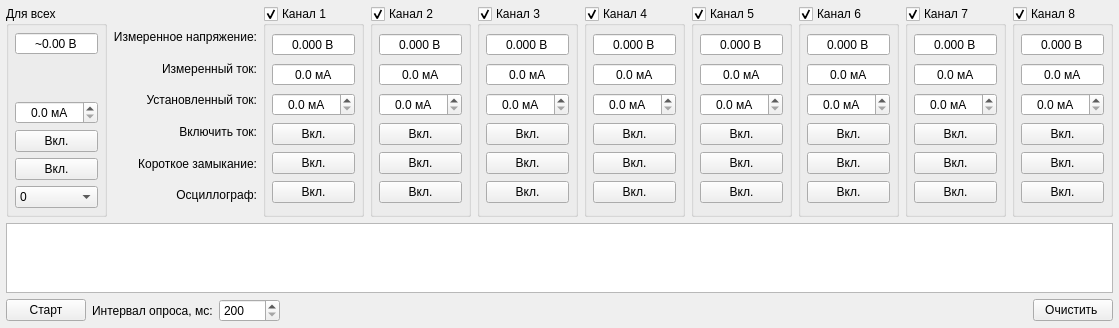
Old version of the form measurements.ui in the repository XRay3D/MAN2_GUI.
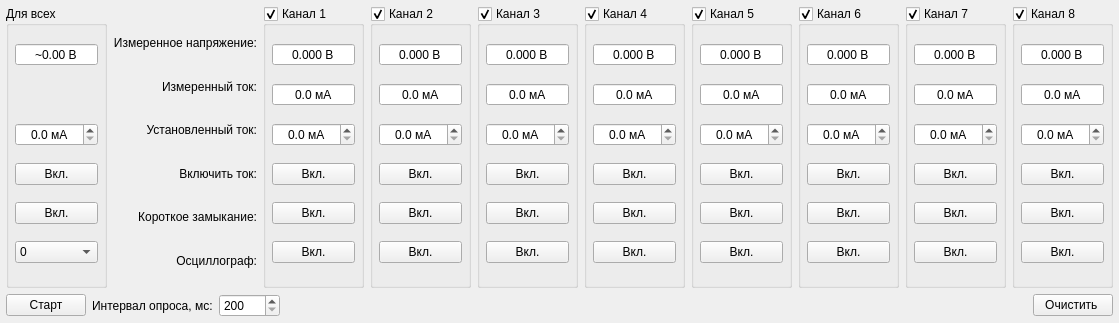
New version of the form. Custom widgets are drawn as their Qt base class.

The edit to the form file:
```diff
--- a/measurements.ui
+++ b/measurements.ui
@@ -26,508 +26,7 @@
    <property name="bottomMargin">
     <number>6</number>
    </property>
-   <item row="0" column="7">
-    <widget class="QGroupBox" name="gbChannel_5">
-     <property name="title">
-      <string>Канал 5</string>
-     </property>
-     <property name="checkable">
-      <bool>true</bool>
-     </property>
-     <layout class="QVBoxLayout" name="verticalLayout_6">
-      <property name="leftMargin">
-       <number>6</number>
-      </property>
-      <property name="topMargin">
-       <number>6</number>
-      </property>
-      <property name="rightMargin">
-       <number>6</number>
-      </property>
-      <property name="bottomMargin">
-       <number>6</number>
-      </property>
-      <item>
-       <widget class="QDoubleSpinBox" name="dsbVoltage_5">
-        <property name="alignment">
-         <set>Qt::AlignCenter</set>
-        </property>
-        <property name="readOnly">
-         <bool>true</bool>
-        </property>
-        <property name="buttonSymbols">
-         <enum>QAbstractSpinBox::NoButtons</enum>
-        </property>
-        <property name="suffix">
-         <string> В</string>
-        </property>
-        <property name="decimals">
-         <number>3</number>
-        </property>
-        <property name="minimum">
-         <double>-99.000000000000000</double>
-        </property>
-        <property name="maximum">
-         <double>99.000000000000000</double>
-        </property>
-       </widget>
-      </item>
-      <item>
-       <widget class="QDoubleSpinBox" name="dsbCurrent_5">
-        <property name="alignment">
-         <set>Qt::AlignCenter</set>
-        </property>
-        <property name="readOnly">
-         <bool>true</bool>
-        </property>
-        <property name="buttonSymbols">
-         <enum>QAbstractSpinBox::NoButtons</enum>
-        </property>
-        <property name="suffix">
-         <string> мA</string>
-        </property>
-        <property name="decimals">
-         <number>1</number>
-        </property>
-        <property name="maximum">
-         <double>4000.000000000000000</double>
-        </property>
-        <property name="singleStep">
-         <double>1.000000000000000</double>
-        </property>
-       </widget>
-      </item>
-      <item>
-       <widget class="QDoubleSpinBox" name="dsbSetCurrent_5">
-        <property name="alignment">
-         <set>Qt::AlignCenter</set>
-        </property>
-        <property name="suffix">
-         <string> мA</string>
-        </property>
-        <property name="decimals">
-         <number>1</number>
-        </property>
-        <property name="maximum">
-         <double>4000.000000000000000</double>
-        </property>
-        <property name="singleStep">
-         <double>1.000000000000000</double>
-        </property>
-       </widget>
-      </item>
-      <item>
-       <widget class="QPushButton" name="pbCurrent_5">
-        <property name="text">
-         <string>Вкл.</string>
-        </property>
-        <property name="checkable">
-         <bool>true</bool>
-        </property>
-       </widget>
-      </item>
-      <item>
-       <widget class="QPushButton" name="pbShort_5">
-        <property name="text">
-         <string>Вкл.</string>
-        </property>
-        <property name="checkable">
-         <bool>true</bool>
-        </property>
-       </widget>
-      </item>
-      <item>
-       <widget class="QPushButton" name="pbOsc_5">
-        <property name="text">
-         <string>Вкл.</string>
-        </property>
-        <property name="checkable">
-         <bool>true</bool>
-        </property>
-       </widget>
-      </item>
-     </layout>
-    </widget>
-   </item>
-   <item row="0" column="4">
-    <widget class="QGroupBox" name="gbChannel_2">
-     <property name="title">
-      <string>Канал 2</string>
-     </property>
-     <property name="checkable">
-      <bool>true</bool>
-     </property>
-     <layout class="QVBoxLayout" name="verticalLayout_3">
-      <property name="leftMargin">
-       <number>6</number>
-      </property>
-      <property name="topMargin">
-       <number>6</number>
-      </property>
-      <property name="rightMargin">
-       <number>6</number>
-      </property>
-      <property name="bottomMargin">
-       <number>6</number>
-      </property>
-      <item>
-       <widget class="QDoubleSpinBox" name="dsbVoltage_2">
-        <property name="alignment">
-         <set>Qt::AlignCenter</set>
-        </property>
-        <property name="readOnly">
-         <bool>true</bool>
-        </property>
-        <property name="buttonSymbols">
-         <enum>QAbstractSpinBox::NoButtons</enum>
-        </property>
-        <property name="suffix">
-         <string> В</string>
-        </property>
-        <property name="decimals">
-         <number>3</number>
-        </property>
-        <property name="minimum">
-         <double>-99.000000000000000</double>
-        </property>
-        <property name="maximum">
-         <double>99.000000000000000</double>
-        </property>
-       </widget>
-      </item>
-      <item>
-       <widget class="QDoubleSpinBox" name="dsbCurrent_2">
-        <property name="alignment">
-         <set>Qt::AlignCenter</set>
-        </property>
-        <property name="readOnly">
-         <bool>true</bool>
-        </property>
-        <property name="buttonSymbols">
-         <enum>QAbstractSpinBox::NoButtons</enum>
-        </property>
-        <property name="suffix">
-         <string> мA</string>
-        </property>
-        <property name="decimals">
-         <number>1</number>
-        </property>
-        <property name="maximum">
-         <double>4000.000000000000000</double>
-        </property>
-        <property name="singleStep">
-         <double>1.000000000000000</double>
-        </property>
-       </widget>
-      </item>
-      <item>
-       <widget class="QDoubleSpinBox" name="dsbSetCurrent_2">
-        <property name="alignment">
-         <set>Qt::AlignCenter</set>
-        </property>
-        <property name="suffix">
-         <string> мA</string>
-        </property>
-        <property name="decimals">
-         <number>1</number>
-        </property>
-        <property name="maximum">
-         <double>4000.000000000000000</double>
-        </property>
-        <property name="singleStep">
-         <double>1.000000000000000</double>
-        </property>
-       </widget>
-      </item>
-      <item>
-       <widget class="QPushButton" name="pbCurrent_2">
-        <property name="text">
-         <string>Вкл.</string>
-        </property>
-        <property name="checkable">
-         <bool>true</bool>
-        </property>
-       </widget>
-      </item>
-      <item>
-       <widget class="QPushButton" name="pbShort_2">
-        <property name="text">
-         <string>Вкл.</string>
-        </property>
-        <property name="checkable">
-         <bool>true</bool>
-        </property>
-       </widget>
-      </item>
-      <item>
-       <widget class="QPushButton" name="pbOsc_2">
-        <property name="text">
-         <string>Вкл.</string>
-        </property>
-        <property name="checkable">
-         <bool>true</bool>
-        </property>
-       </widget>
-      </item>
-     </layout>
-     <zorder>dsbCurrent_2</zorder>
-     <zorder>pbShort_2</zorder>
-     <zorder>pbCurrent_2</zorder>
-     <zorder>pbOsc_2</zorder>
-     <zorder>dsbVoltage_2</zorder>
-     <zorder>dsbSetCurrent_2</zorder>
-    </widget>
-   </item>
-   <item row="0" column="3">
-    <widget class="QGroupBox" name="gbChannel_1">
-     <property name="title">
-      <string>Канал 1</string>
-     </property>
-     <property name="checkable">
-      <bool>true</bool>
-     </property>
-     <layout class="QVBoxLayout" name="verticalLayout_2">
-      <property name="leftMargin">
-       <number>6</number>
-      </property>
-      <property name="topMargin">
-       <number>6</number>
-      </property>
-      <property name="rightMargin">
-       <number>6</number>
-      </property>
-      <property name="bottomMargin">
-       <number>6</number>
-      </property>
-      <item>
-       <widget class="QDoubleSpinBox" name="dsbVoltage_1">
-        <property name="alignment">
-         <set>Qt::AlignCenter</set>
-        </property>
-        <property name="readOnly">
-         <bool>true</bool>
-        </property>
-        <property name="buttonSymbols">
-         <enum>QAbstractSpinBox::NoButtons</enum>
-        </property>
-        <property name="suffix">
-         <string> В</string>
-        </property>
-        <property name="decimals">
-         <number>3</number>
-        </property>
-        <property name="minimum">
-         <double>-99.000000000000000</double>
-        </property>
-        <property name="maximum">
-         <double>99.000000000000000</double>
-        </property>
-       </widget>
-      </item>
-      <item>
-       <widget class="QDoubleSpinBox" name="dsbCurrent_1">
-        <property name="alignment">
-         <set>Qt::AlignCenter</set>
-        </property>
-        <property name="readOnly">
-         <bool>true</bool>
-        </property>
-        <property name="buttonSymbols">
-         <enum>QAbstractSpinBox::NoButtons</enum>
-        </property>
-        <property name="suffix">
-         <string> мA</string>
-        </property>
-        <property name="decimals">
-         <number>1</number>
-        </property>
-        <property name="maximum">
-         <double>4000.000000000000000</double>
-        </property>
-        <property name="singleStep">
-         <double>1.000000000000000</double>
-        </property>
-       </widget>
-      </item>
-      <item>
-       <widget class="QDoubleSpinBox" name="dsbSetCurrent_1">
-        <property name="alignment">
-         <set>Qt::AlignCenter</set>
-        </property>
-        <property name="suffix">
-         <string> мA</string>
-        </property>
-        <property name="decimals">
-         <number>1</number>
-        </property>
-        <property name="maximum">
-         <double>4000.000000000000000</double>
-        </property>
-        <property name="singleStep">
-         <double>1.000000000000000</double>
-        </property>
-       </widget>
-      </item>
-      <item>
-       <widget class="QPushButton" name="pbCurrent_1">
-        <property name="text">
-         <string>Вкл.</string>
-        </property>
-        <property name="checkable">
-         <bool>true</bool>
-        </property>
-       </widget>
-      </item>
-      <item>
-       <widget class="QPushButton" name="pbShort_1">
-        <property name="text">
-         <string>Вкл.</string>
-        </property>
-        <property name="checkable">
-         <bool>true</bool>
-        </property>
-       </widget>
-      </item>
-      <item>
-       <widget class="QPushButton" name="pbOsc_1">
-        <property name="text">
-         <string>Вкл.</string>
-        </property>
-        <property name="checkable">
-         <bool>true</bool>
-        </property>
-       </widget>
-      </item>
-     </layout>
-    </widget>
-   </item>
-   <item row="0" column="9">
-    <widget class="QGroupBox" name="gbChannel_7">
-     <property name="title">
-      <string>Канал 7</string>
-     </property>
-     <property name="checkable">
-      <bool>true</bool>
-     </property>
-     <layout class="QVBoxLayout" name="verticalLayout_8">
-      <property name="leftMargin">
-       <number>6</number>
-      </property>
-      <property name="topMargin">
-       <number>6</number>
-      </property>
-      <property name="rightMargin">
-       <number>6</number>
-      </property>
-      <property name="bottomMargin">
-       <number>6</number>
-      </property>
-      <item>
-       <widget class="QDoubleSpinBox" name="dsbVoltage_7">
-        <property name="alignment">
-         <set>Qt::AlignCenter</set>
-        </property>
-        <property name="readOnly">
-         <bool>true</bool>
-        </property>
-        <property name="buttonSymbols">
-         <enum>QAbstractSpinBox::NoButtons</enum>
-        </property>
-        <property name="suffix">
-         <string> В</string>
-        </property>
-        <property name="decimals">
-         <number>3</number>
-        </property>
-        <property name="minimum">
-         <double>-99.000000000000000</double>
-        </property>
-        <property name="maximum">
-         <double>99.000000000000000</double>
-        </property>
-       </widget>
-      </item>
-      <item>
-       <widget class="QDoubleSpinBox" name="dsbCurrent_7">
-        <property name="alignment">
-         <set>Qt::AlignCenter</set>
-        </property>
-        <property name="readOnly">
-         <bool>true</bool>
-        </property>
-        <property name="buttonSymbols">
-         <enum>QAbstractSpinBox::NoButtons</enum>
-        </property>
-        <property name="suffix">
-         <string> мA</string>
-        </property>
-        <property name="decimals">
-         <number>1</number>
-        </property>
-        <property name="maximum">
-         <double>4000.000000000000000</double>
-        </property>
-        <property name="singleStep">
-         <double>1.000000000000000</double>
-        </property>
-       </widget>
-      </item>
-      <item>
-       <widget class="QDoubleSpinBox" name="dsbSetCurrent_7">
-        <property name="alignment">
-         <set>Qt::AlignCenter</set>
-        </property>
-        <property name="suffix">
-         <string> мA</string>
-        </property>
-        <property name="decimals">
-         <number>1</number>
-        </property>
-        <property name="maximum">
-         <double>4000.000000000000000</double>
-        </property>
-        <property name="singleStep">
-         <double>1.000000000000000</double>
-        </property>
-       </widget>
-      </item>
-      <item>
-       <widget class="QPushButton" name="pbCurrent_7">
-        <property name="text">
-         <string>Вкл.</string>
-        </property>
-        <property name="checkable">
-         <bool>true</bool>
-        </property>
-       </widget>
-      </item>
-      <item>
-       <widget class="QPushButton" name="pbShort_7">
-        <property name="text">
-         <string>Вкл.</string>
-        </property>
-        <property name="checkable">
-         <bool>true</bool>
-        </property>
-       </widget>
-      </item>
-      <item>
-       <widget class="QPushButton" name="pbOsc_7">
-        <property name="text">
-         <string>Вкл.</string>
-        </property>
-        <property name="checkable">
-         <bool>true</bool>
-        </property>
-       </widget>
-      </item>
-     </layout>
-    </widget>
-   </item>
-   <item row="1" column="0" colspan="11">
-    <widget class="QChartView" name="graphicsView"/>
-   </item>
-   <item row="0" column="2">
+   <item row="0" column="1">
     <layout class="QVBoxLayout" name="verticalLayout_10">
      <property name="leftMargin">
       <number>0</number>
@@ -600,61 +99,7 @@
      </item>
     </layout>
    </item>
-   <item row="2" column="0" colspan="11">
-    <layout class="QHBoxLayout" name="horizontalLayout">
-     <item>
-      <widget class="QPushButton" name="pbStart">
-       <property name="text">
-        <string>Старт</string>
-       </property>
-       <property name="checkable">
-        <bool>true</bool>
-       </property>
-      </widget>
-     </item>
-     <item>
-      <widget class="QLabel" name="label">
-       <property name="text">
-        <string>Интервал опроса, мс:</string>
-       </property>
-      </widget>
-     </item>
-     <item>
-      <widget class="QSpinBox" name="sbTimeout">
-       <property name="minimum">
-        <number>200</number>
-       </property>
-       <property name="maximum">
-        <number>10000</number>
-       </property>
-       <property name="singleStep">
-        <number>10</number>
-       </property>
-      </widget>
-     </item>
-     <item>
-      <spacer name="horizontalSpacer">
-       <property name="orientation">
-        <enum>Qt::Horizontal</enum>
-       </property>
-       <property name="sizeHint" stdset="0">
-        <size>
-         <width>40</width>
-         <height>20</height>
-        </size>
-       </property>
-      </spacer>
-     </item>
-     <item>
-      <widget class="QPushButton" name="pbClear">
-       <property name="text">
-        <string>Очистить </string>
-       </property>
-      </widget>
-     </item>
-    </layout>
-   </item>
-   <item row="0" column="6">
+   <item row="0" column="5">
     <widget class="QGroupBox" name="gbChannel_4">
      <property name="title">
       <string>Канал 4</string>
@@ -777,15 +222,15 @@
      </layout>
     </widget>
    </item>
-   <item row="0" column="5">
-    <widget class="QGroupBox" name="gbChannel_3">
+   <item row="0" column="7">
+    <widget class="QGroupBox" name="gbChannel_6">
      <property name="title">
-      <string>Канал 3</string>
+      <string>Канал 6</string>
      </property>
      <property name="checkable">
       <bool>true</bool>
      </property>
-     <layout class="QVBoxLayout" name="verticalLayout_4">
+     <layout class="QVBoxLayout" name="verticalLayout_7">
       <property name="leftMargin">
        <number>6</number>
       </property>
@@ -799,7 +244,7 @@
        <number>6</number>
       </property>
       <item>
-       <widget class="QDoubleSpinBox" name="dsbVoltage_3">
+       <widget class="QDoubleSpinBox" name="dsbVoltage_6">
         <property name="alignment">
          <set>Qt::AlignCenter</set>
         </property>
@@ -824,7 +269,7 @@
        </widget>
       </item>
       <item>
-       <widget class="QDoubleSpinBox" name="dsbCurrent_3">
+       <widget class="QDoubleSpinBox" name="dsbCurrent_6">
         <property name="alignment">
          <set>Qt::AlignCenter</set>
         </property>
@@ -849,7 +294,7 @@
        </widget>
       </item>
       <item>
-       <widget class="QDoubleSpinBox" name="dsbSetCurrent_3">
+       <widget class="QDoubleSpinBox" name="dsbSetCurrent_6">
         <property name="alignment">
          <set>Qt::AlignCenter</set>
         </property>
@@ -868,7 +313,7 @@
        </widget>
       </item>
       <item>
-       <widget class="QPushButton" name="pbCurrent_3">
+       <widget class="QPushButton" name="pbCurrent_6">
         <property name="text">
          <string>Вкл.</string>
         </property>
@@ -878,7 +323,7 @@
        </widget>
       </item>
       <item>
-       <widget class="QPushButton" name="pbShort_3">
+       <widget class="QPushButton" name="pbShort_6">
         <property name="text">
          <string>Вкл.</string>
         </property>
@@ -888,7 +333,7 @@
        </widget>
       </item>
       <item>
-       <widget class="QPushButton" name="pbOsc_3">
+       <widget class="QPushButton" name="pbOsc_6">
         <property name="text">
          <string>Вкл.</string>
         </property>
@@ -900,7 +345,7 @@
      </layout>
     </widget>
    </item>
-   <item row="0" column="0" colspan="2">
+   <item row="0" column="0">
     <widget class="QGroupBox" name="gbChannelAll">
      <property name="title">
       <string>Для всех</string>
@@ -1056,7 +501,430 @@
      </layout>
     </widget>
    </item>
-   <item row="0" column="10">
+   <item row="1" column="0" colspan="10">
+    <layout class="QHBoxLayout" name="horizontalLayout">
+     <item>
+      <widget class="QPushButton" name="pbStart">
+       <property name="text">
+        <string>Старт</string>
+       </property>
+       <property name="checkable">
+        <bool>true</bool>
+       </property>
+      </widget>
+     </item>
+     <item>
+      <widget class="QLabel" name="label">
+       <property name="text">
+        <string>Интервал опроса, мс:</string>
+       </property>
+      </widget>
+     </item>
+     <item>
+      <widget class="QSpinBox" name="sbTimeout">
+       <property name="minimum">
+        <number>200</number>
+       </property>
+       <property name="maximum">
+        <number>10000</number>
+       </property>
+       <property name="singleStep">
+        <number>10</number>
+       </property>
+      </widget>
+     </item>
+     <item>
+      <spacer name="horizontalSpacer">
+       <property name="orientation">
+        <enum>Qt::Horizontal</enum>
+       </property>
+       <property name="sizeHint" stdset="0">
+        <size>
+         <width>40</width>
+         <height>20</height>
+        </size>
+       </property>
+      </spacer>
+     </item>
+     <item>
+      <widget class="QPushButton" name="pbClear">
+       <property name="text">
+        <string>Очистить </string>
+       </property>
+      </widget>
+     </item>
+    </layout>
+   </item>
+   <item row="0" column="2">
+    <widget class="QGroupBox" name="gbChannel_1">
+     <property name="title">
+      <string>Канал 1</string>
+     </property>
+     <property name="checkable">
+      <bool>true</bool>
+     </property>
+     <layout class="QVBoxLayout" name="verticalLayout_2">
+      <property name="leftMargin">
+       <number>6</number>
+      </property>
+      <property name="topMargin">
+       <number>6</number>
+      </property>
+      <property name="rightMargin">
+       <number>6</number>
+      </property>
+      <property name="bottomMargin">
+       <number>6</number>
+      </property>
+      <item>
+       <widget class="QDoubleSpinBox" name="dsbVoltage_1">
+        <property name="alignment">
+         <set>Qt::AlignCenter</set>
+        </property>
+        <property name="readOnly">
+         <bool>true</bool>
+        </property>
+        <property name="buttonSymbols">
+         <enum>QAbstractSpinBox::NoButtons</enum>
+        </property>
+        <property name="suffix">
+         <string> В</string>
+        </property>
+        <property name="decimals">
+         <number>3</number>
+        </property>
+        <property name="minimum">
+         <double>-99.000000000000000</double>
+        </property>
+        <property name="maximum">
+         <double>99.000000000000000</double>
+        </property>
+       </widget>
+      </item>
+      <item>
+       <widget class="QDoubleSpinBox" name="dsbCurrent_1">
+        <property name="alignment">
+         <set>Qt::AlignCenter</set>
+        </property>
+        <property name="readOnly">
+         <bool>true</bool>
+        </property>
+        <property name="buttonSymbols">
+         <enum>QAbstractSpinBox::NoButtons</enum>
+        </property>
+        <property name="suffix">
+         <string> мA</string>
+        </property>
+        <property name="decimals">
+         <number>1</number>
+        </property>
+        <property name="maximum">
+         <double>4000.000000000000000</double>
+        </property>
+        <property name="singleStep">
+         <double>1.000000000000000</double>
+        </property>
+       </widget>
+      </item>
+      <item>
+       <widget class="QDoubleSpinBox" name="dsbSetCurrent_1">
+        <property name="alignment">
+         <set>Qt::AlignCenter</set>
+        </property>
+        <property name="suffix">
+         <string> мA</string>
+        </property>
+        <property name="decimals">
+         <number>1</number>
+        </property>
+        <property name="maximum">
+         <double>4000.000000000000000</double>
+        </property>
+        <property name="singleStep">
+         <double>1.000000000000000</double>
+        </property>
+       </widget>
+      </item>
+      <item>
+       <widget class="QPushButton" name="pbCurrent_1">
+        <property name="text">
+         <string>Вкл.</string>
+        </property>
+        <property name="checkable">
+         <bool>true</bool>
+        </property>
+       </widget>
+      </item>
+      <item>
+       <widget class="QPushButton" name="pbShort_1">
+        <property name="text">
+         <string>Вкл.</string>
+        </property>
+        <property name="checkable">
+         <bool>true</bool>
+        </property>
+       </widget>
+      </item>
+      <item>
+       <widget class="QPushButton" name="pbOsc_1">
+        <property name="text">
+         <string>Вкл.</string>
+        </property>
+        <property name="checkable">
+         <bool>true</bool>
+        </property>
+       </widget>
+      </item>
+     </layout>
+    </widget>
+   </item>
+   <item row="0" column="6">
+    <widget class="QGroupBox" name="gbChannel_5">
+     <property name="title">
+      <string>Канал 5</string>
+     </property>
+     <property name="checkable">
+      <bool>true</bool>
+     </property>
+     <layout class="QVBoxLayout" name="verticalLayout_6">
+      <property name="leftMargin">
+       <number>6</number>
+      </property>
+      <property name="topMargin">
+       <number>6</number>
+      </property>
+      <property name="rightMargin">
+       <number>6</number>
+      </property>
+      <property name="bottomMargin">
+       <number>6</number>
+      </property>
+      <item>
+       <widget class="QDoubleSpinBox" name="dsbVoltage_5">
+        <property name="alignment">
+         <set>Qt::AlignCenter</set>
+        </property>
+        <property name="readOnly">
+         <bool>true</bool>
+        </property>
+        <property name="buttonSymbols">
+         <enum>QAbstractSpinBox::NoButtons</enum>
+        </property>
+        <property name="suffix">
+         <string> В</string>
+        </property>
+        <property name="decimals">
+         <number>3</number>
+        </property>
+        <property name="minimum">
+         <double>-99.000000000000000</double>
+        </property>
+        <property name="maximum">
+         <double>99.000000000000000</double>
+        </property>
+       </widget>
+      </item>
+      <item>
+       <widget class="QDoubleSpinBox" name="dsbCurrent_5">
+        <property name="alignment">
+         <set>Qt::AlignCenter</set>
+        </property>
+        <property name="readOnly">
+         <bool>true</bool>
+        </property>
+        <property name="buttonSymbols">
+         <enum>QAbstractSpinBox::NoButtons</enum>
+        </property>
+        <property name="suffix">
+         <string> мA</string>
+        </property>
+        <property name="decimals">
+         <number>1</number>
+        </property>
+        <property name="maximum">
+         <double>4000.000000000000000</double>
+        </property>
+        <property name="singleStep">
+         <double>1.000000000000000</double>
+        </property>
+       </widget>
+      </item>
+      <item>
+       <widget class="QDoubleSpinBox" name="dsbSetCurrent_5">
+        <property name="alignment">
+         <set>Qt::AlignCenter</set>
+        </property>
+        <property name="suffix">
+         <string> мA</string>
+        </property>
+        <property name="decimals">
+         <number>1</number>
+        </property>
+        <property name="maximum">
+         <double>4000.000000000000000</double>
+        </property>
+        <property name="singleStep">
+         <double>1.000000000000000</double>
+        </property>
+       </widget>
+      </item>
+      <item>
+       <widget class="QPushButton" name="pbCurrent_5">
+        <property name="text">
+         <string>Вкл.</string>
+        </property>
+        <property name="checkable">
+         <bool>true</bool>
+        </property>
+       </widget>
+      </item>
+      <item>
+       <widget class="QPushButton" name="pbShort_5">
+        <property name="text">
+         <string>Вкл.</string>
+        </property>
+        <property name="checkable">
+         <bool>true</bool>
+        </property>
+       </widget>
+      </item>
+      <item>
+       <widget class="QPushButton" name="pbOsc_5">
+        <property name="text">
+         <string>Вкл.</string>
+        </property>
+        <property name="checkable">
+         <bool>true</bool>
+        </property>
+       </widget>
+      </item>
+     </layout>
+    </widget>
+   </item>
+   <item row="0" column="8">
+    <widget class="QGroupBox" name="gbChannel_7">
+     <property name="title">
+      <string>Канал 7</string>
+     </property>
+     <property name="checkable">
+      <bool>true</bool>
+     </property>
+     <layout class="QVBoxLayout" name="verticalLayout_8">
+      <property name="leftMargin">
+       <number>6</number>
+      </property>
+      <property name="topMargin">
+       <number>6</number>
+      </property>
+      <property name="rightMargin">
+       <number>6</number>
+      </property>
+      <property name="bottomMargin">
+       <number>6</number>
+      </property>
+      <item>
+       <widget class="QDoubleSpinBox" name="dsbVoltage_7">
+        <property name="alignment">
+         <set>Qt::AlignCenter</set>
+        </property>
+        <property name="readOnly">
+         <bool>true</bool>
+        </property>
+        <property name="buttonSymbols">
+         <enum>QAbstractSpinBox::NoButtons</enum>
+        </property>
+        <property name="suffix">
+         <string> В</string>
+        </property>
+        <property name="decimals">
+         <number>3</number>
+        </property>
+        <property name="minimum">
+         <double>-99.000000000000000</double>
+        </property>
+        <property name="maximum">
+         <double>99.000000000000000</double>
+        </property>
+       </widget>
+      </item>
+      <item>
+       <widget class="QDoubleSpinBox" name="dsbCurrent_7">
+        <property name="alignment">
+         <set>Qt::AlignCenter</set>
+        </property>
+        <property name="readOnly">
+         <bool>true</bool>
+        </property>
+        <property name="buttonSymbols">
+         <enum>QAbstractSpinBox::NoButtons</enum>
+        </property>
+        <property name="suffix">
+         <string> мA</string>
+        </property>
+        <property name="decimals">
+         <number>1</number>
+        </property>
+        <property name="maximum">
+         <double>4000.000000000000000</double>
+        </property>
+        <property name="singleStep">
+         <double>1.000000000000000</double>
+        </property>
+       </widget>
+      </item>
+      <item>
+       <widget class="QDoubleSpinBox" name="dsbSetCurrent_7">
+        <property name="alignment">
+         <set>Qt::AlignCenter</set>
+        </property>
+        <property name="suffix">
+         <string> мA</string>
+        </property>
+        <property name="decimals">
+         <number>1</number>
+        </property>
+        <property name="maximum">
+         <double>4000.000000000000000</double>
+        </property>
+        <property name="singleStep">
+         <double>1.000000000000000</double>
+        </property>
+       </widget>
+      </item>
+      <item>
+       <widget class="QPushButton" name="pbCurrent_7">
+        <property name="text">
+         <string>Вкл.</string>
+        </property>
+        <property name="checkable">
+         <bool>true</bool>
+        </property>
+       </widget>
+      </item>
+      <item>
+       <widget class="QPushButton" name="pbShort_7">
+        <property name="text">
+         <string>Вкл.</string>
+        </property>
+        <property name="checkable">
+         <bool>true</bool>
+        </property>
+       </widget>
+      </item>
+      <item>
+       <widget class="QPushButton" name="pbOsc_7">
+        <property name="text">
+         <string>Вкл.</string>
+        </property>
+        <property name="checkable">
+         <bool>true</bool>
+        </property>
+       </widget>
+      </item>
+     </layout>
+    </widget>
+   </item>
+   <item row="0" column="9">
     <widget class="QGroupBox" name="gbChannel_8">
      <property name="title">
       <string>Канал 8</string>
@@ -1179,15 +1047,15 @@
      </layout>
     </widget>
    </item>
-   <item row="0" column="8">
-    <widget class="QGroupBox" name="gbChannel_6">
+   <item row="0" column="4">
+    <widget class="QGroupBox" name="gbChannel_3">
      <property name="title">
-      <string>Канал 6</string>
+      <string>Канал 3</string>
      </property>
      <property name="checkable">
       <bool>true</bool>
      </property>
-     <layout class="QVBoxLayout" name="verticalLayout_7">
+     <layout class="QVBoxLayout" name="verticalLayout_4">
       <property name="leftMargin">
        <number>6</number>
       </property>
@@ -1201,7 +1069,7 @@
        <number>6</number>
       </property>
       <item>
-       <widget class="QDoubleSpinBox" name="dsbVoltage_6">
+       <widget class="QDoubleSpinBox" name="dsbVoltage_3">
         <property name="alignment">
          <set>Qt::AlignCenter</set>
         </property>
@@ -1226,7 +1094,7 @@
        </widget>
       </item>
       <item>
-       <widget class="QDoubleSpinBox" name="dsbCurrent_6">
+       <widget class="QDoubleSpinBox" name="dsbCurrent_3">
         <property name="alignment">
          <set>Qt::AlignCenter</set>
         </property>
@@ -1251,7 +1119,7 @@
        </widget>
       </item>
       <item>
-       <widget class="QDoubleSpinBox" name="dsbSetCurrent_6">
+       <widget class="QDoubleSpinBox" name="dsbSetCurrent_3">
         <property name="alignment">
          <set>Qt::AlignCenter</set>
         </property>
@@ -1270,7 +1138,7 @@
        </widget>
       </item>
       <item>
-       <widget class="QPushButton" name="pbCurrent_6">
+       <widget class="QPushButton" name="pbCurrent_3">
         <property name="text">
          <string>Вкл.</string>
         </property>
@@ -1280,7 +1148,7 @@
        </widget>
       </item>
       <item>
-       <widget class="QPushButton" name="pbShort_6">
+       <widget class="QPushButton" name="pbShort_3">
         <property name="text">
          <string>Вкл.</string>
         </property>
@@ -1290,7 +1158,7 @@
        </widget>
       </item>
       <item>
-       <widget class="QPushButton" name="pbOsc_6">
+       <widget class="QPushButton" name="pbOsc_3">
         <property name="text">
          <string>Вкл.</string>
         </property>
@@ -1302,15 +1170,137 @@
      </layout>
     </widget>
    </item>
+   <item row="0" column="3">
+    <widget class="QGroupBox" name="gbChannel_2">
+     <property name="title">
+      <string>Канал 2</string>
+     </property>
+     <property name="checkable">
+      <bool>true</bool>
+     </property>
+     <layout class="QVBoxLayout" name="verticalLayout_3">
+      <property name="leftMargin">
+       <number>6</number>
+      </property>
+      <property name="topMargin">
+       <number>6</number>
+      </property>
+      <property name="rightMargin">
+       <number>6</number>
+      </property>
+      <property name="bottomMargin">
+       <number>6</number>
+      </property>
+      <item>
+       <widget class="QDoubleSpinBox" name="dsbVoltage_2">
+        <property name="alignment">
+         <set>Qt::AlignCenter</set>
+        </property>
+        <property name="readOnly">
+         <bool>true</bool>
+        </property>
+        <property name="buttonSymbols">
+         <enum>QAbstractSpinBox::NoButtons</enum>
+        </property>
+        <property name="suffix">
+         <string> В</string>
+        </property>
+        <property name="decimals">
+         <number>3</number>
+        </property>
+        <property name="minimum">
+         <double>-99.000000000000000</double>
+        </property>
+        <property name="maximum">
+         <double>99.000000000000000</double>
+        </property>
+       </widget>
+      </item>
+      <item>
+       <widget class="QDoubleSpinBox" name="dsbCurrent_2">
+        <property name="alignment">
+         <set>Qt::AlignCenter</set>
+        </property>
+        <property name="readOnly">
+         <bool>true</bool>
+        </property>
+        <property name="buttonSymbols">
+         <enum>QAbstractSpinBox::NoButtons</enum>
+        </property>
+        <property name="suffix">
+         <string> мA</string>
+        </property>
+        <property name="decimals">
+         <number>1</number>
+        </property>
+        <property name="maximum">
+         <double>4000.000000000000000</double>
+        </property>
+        <property name="singleStep">
+         <double>1.000000000000000</double>
+        </property>
+       </widget>
+      </item>
+      <item>
+       <widget class="QDoubleSpinBox" name="dsbSetCurrent_2">
+        <property name="alignment">
+         <set>Qt::AlignCenter</set>
+        </property>
+        <property name="suffix">
+         <string> мA</string>
+        </property>
+        <property name="decimals">
+         <number>1</number>
+        </property>
+        <property name="maximum">
+         <double>4000.000000000000000</double>
+        </property>
+        <property name="singleStep">
+         <double>1.000000000000000</double>
+        </property>
+       </widget>
+      </item>
+      <item>
+       <widget class="QPushButton" name="pbCurrent_2">
+        <property name="text">
+         <string>Вкл.</string>
+        </property>
+        <property name="checkable">
+         <bool>true</bool>
+        </property>
+       </widget>
+      </item>
+      <item>
+       <widget class="QPushButton" name="pbShort_2">
+        <property name="text">
+         <string>Вкл.</string>
+        </property>
+        <property name="checkable">
+         <bool>true</bool>
+        </property>
+       </widget>
+      </item>
+      <item>
+       <widget class="QPushButton" name="pbOsc_2">
+        <property name="text">
+         <string>Вкл.</string>
+        </property>
+        <property name="checkable">
+         <bool>true</bool>
+        </property>
+       </widget>
+      </item>
+     </layout>
+     <zorder>dsbCurrent_2</zorder>
+     <zorder>pbShort_2</zorder>
+     <zorder>pbCurrent_2</zorder>
+     <zorder>pbOsc_2</zorder>
+     <zorder>dsbVoltage_2</zorder>
+     <zorder>dsbSetCurrent_2</zorder>
+    </widget>
+   </item>
   </layout>
  </widget>
- <customwidgets>
-  <customwidget>
-   <class>QChartView</class>
-   <extends>QGraphicsView</extends>
-   <header location="global">QChartView</header>
-  </customwidget>
- </customwidgets>
  <resources/>
  <connections/>
 </ui>
```
